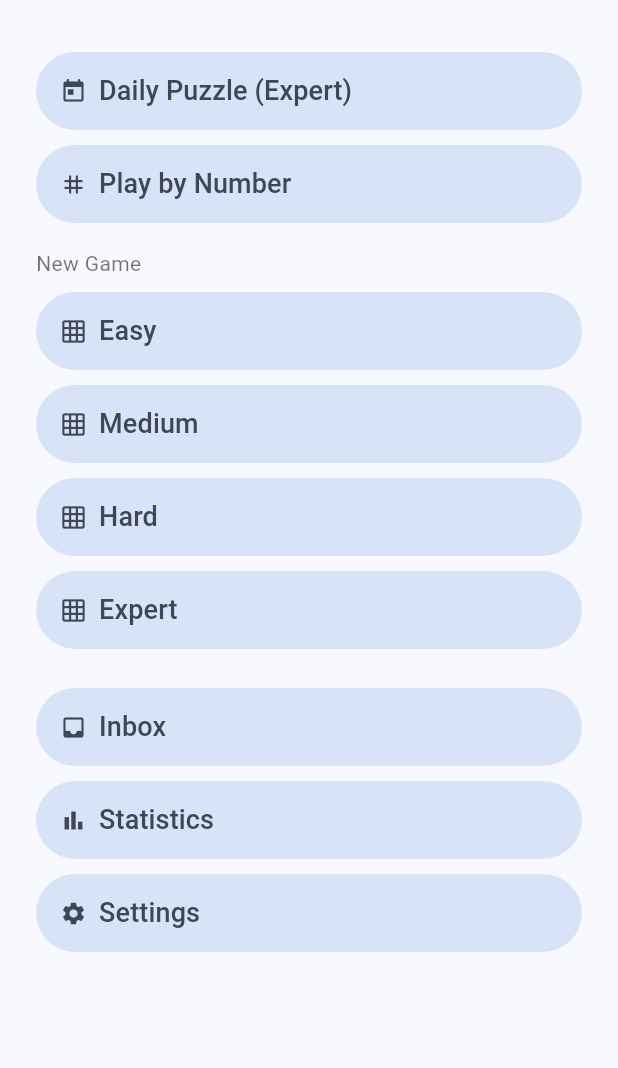
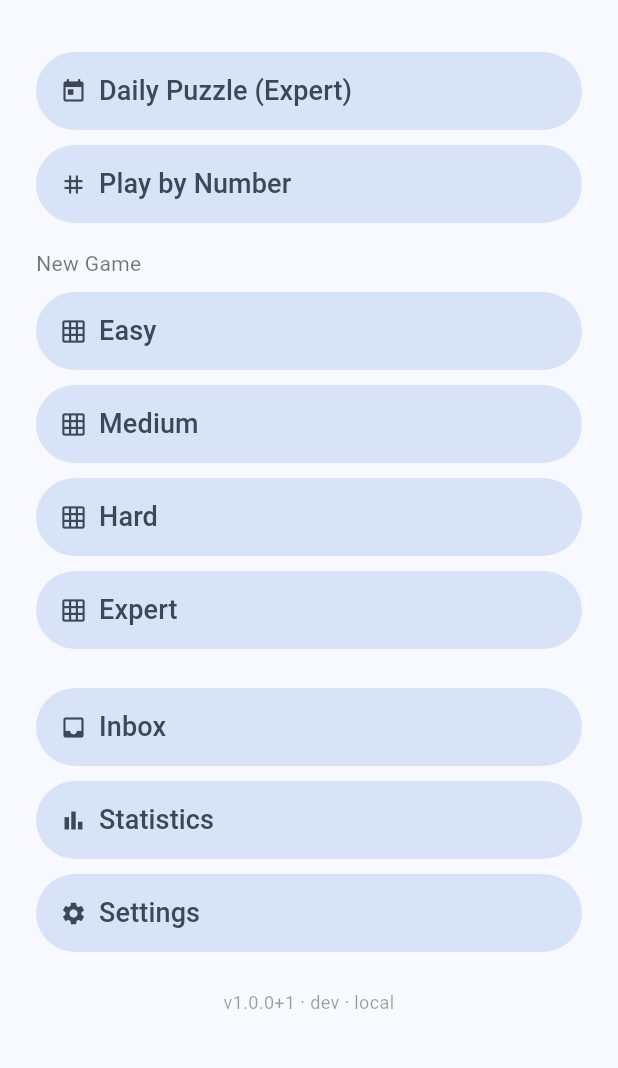
Before and after one commit to trippme/sudoku, a Flutter app: the screen it shows after launch, on a phone screen of 412 x 824 dp, the part 149-1217 px from its top. Run offline on Flutter 3.47's test engine with Material 3 defaults, Android fonts, the phone set to English and light mode, and no system bars; our stand-ins replace package_info_plus, shared_preferences.

Commit message:
Show build identity (version, git commit, time) on the home menu
A small footer on the home menu now shows which build you're running:
"v1.0.0+1 · <git-sha> · <build-time>".

- build_info.dart: kGitSha / kBuildTime from --dart-define (default dev/local
  for plain `flutter run`, so non-sideload builds are obvious)
- sideload.bat stamps the build with the short git SHA (+dirty if the working
  tree has uncommitted changes) and a timestamp, injected via --dart-define
- package_info_plus supplies the app version+build number

37 tests pass, analyze clean.

Refs build-version

```diff
--- /dev/null
+++ b/app/lib/build_info.dart
@@ -0,0 +1,7 @@
+/// Build identity, injected at build time via `--dart-define` (see sideload.bat).
+///
+/// They fall back to `dev` / `local` for plain `flutter run` builds, so a
+/// build that wasn't produced by sideload.bat is obvious.
+const String kGitSha = String.fromEnvironment('GIT_SHA', defaultValue: 'dev');
+const String kBuildTime =
+    String.fromEnvironment('BUILD_TIME', defaultValue: 'local');
--- a/app/lib/ui/home_menu.dart
+++ b/app/lib/ui/home_menu.dart
@@ -1,5 +1,7 @@
 import 'package:flutter/material.dart';
+import 'package:package_info_plus/package_info_plus.dart';
 import 'package:provider/provider.dart';
+import '../build_info.dart';
 import '../engine/sudoku_engine.dart';
 import '../models/game_state.dart';
 import '../models/stats.dart';
@@ -235,11 +237,38 @@ class _HomeMenuState extends State<HomeMenu> {
                   label: 'Settings',
                   onTap: () => _open(const SettingsScreen()),
                 ),
+                const _VersionFooter(),
               ],
             ),
           ),
         ),
       ),
+    );
+  }
+}
+
+/// Shows the build identity so you can tell exactly which version is running:
+/// app version+build, the git commit it was built from, and when.
+class _VersionFooter extends StatelessWidget {
+  const _VersionFooter();
+
+  @override
+  Widget build(BuildContext context) {
+    return FutureBuilder<PackageInfo>(
+      future: PackageInfo.fromPlatform(),
+      builder: (context, snap) {
+        final info = snap.data;
+        final version =
+            info == null ? '' : 'v${info.version}+${info.buildNumber} · ';
+        return Padding(
+          padding: const EdgeInsets.only(top: 20),
+          child: Text(
+            '$version$kGitSha · $kBuildTime',
+            textAlign: TextAlign.center,
+            style: const TextStyle(fontSize: 12, color: Colors.black38),
+          ),
+        );
+      },
     );
   }
 }
--- a/app/pubspec.yaml
+++ b/app/pubspec.yaml
@@ -43,6 +43,9 @@ dependencies:
 
   # HTTP client for the optional thin backend (daily leaderboard sync).
   http: ^1.2.2
+
+  # Reads the app version/build number baked into the binary.
+  package_info_plus: ^8.1.0
 
 dev_dependencies:
   flutter_test:
```
Also changed, not shown: app/pubspec.lock, 1 other file.
